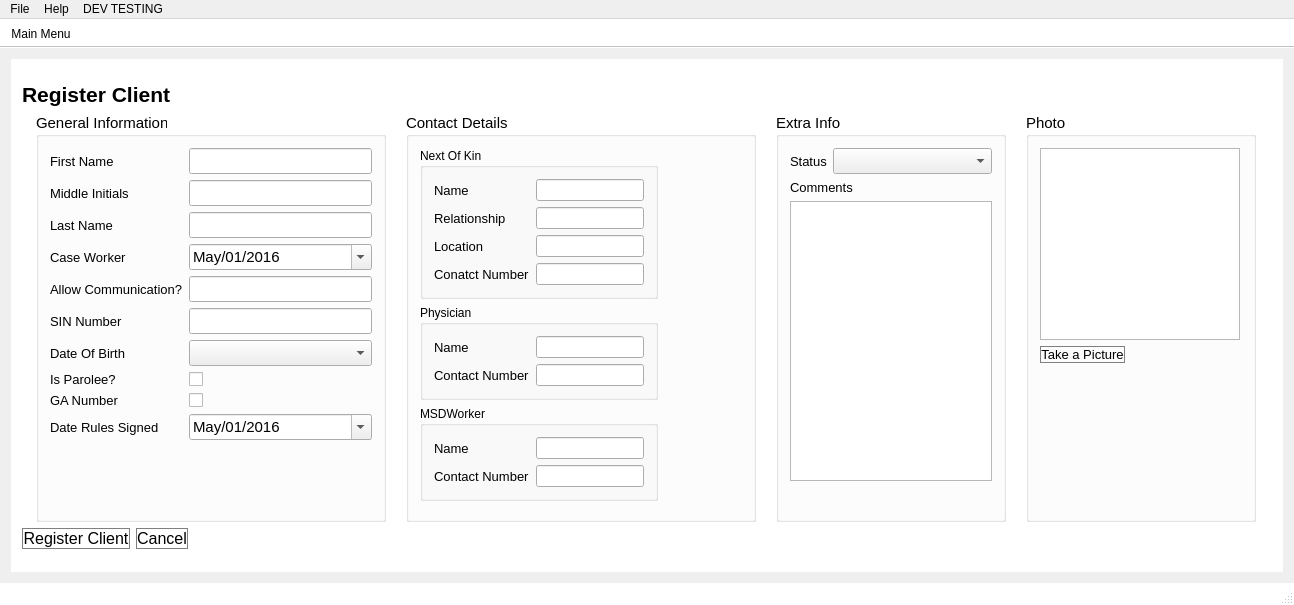
Before: the Qt Designer form ArcApp/mainwindow.ui in Arc-Project/Arc, drawn with Qt 5.
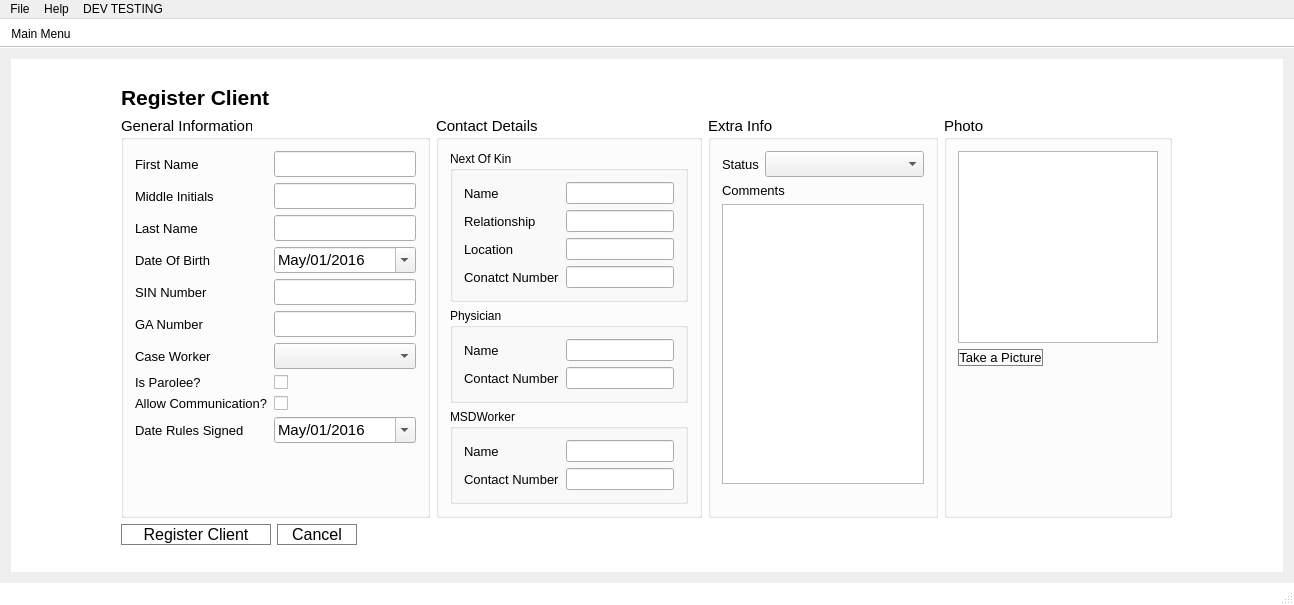
After: the same form once the commit is applied.

Commit message: register client - ui updated

What changed in the file:
```diff
--- a/ArcApp/mainwindow.ui
+++ b/ArcApp/mainwindow.ui
@@ -880,10 +880,17 @@
        </widget>
       </widget>
       <widget class="QWidget" name="registerClient">
+       <layout class="QGridLayout" name="gridLayout_10">
+        <item row="0" column="0">
+         <widget class="QWidget" name="widget" native="true">
+          <property name="sizePolicy">
+           <sizepolicy hsizetype="Fixed" vsizetype="Fixed">
+            <horstretch>0</horstretch>
+            <verstretch>0</verstretch>
+           </sizepolicy>
+          </property>
        <layout class="QGridLayout" name="gridLayout_9">
         <item row="0" column="0">
-         <layout class="QVBoxLayout" name="verticalLayout">
-          <item>
            <widget class="QLabel" name="label_19">
             <property name="sizePolicy">
              <sizepolicy hsizetype="Fixed" vsizetype="Fixed">
@@ -903,12 +910,12 @@
             </property>
            </widget>
           </item>
-          <item>
+           <item row="1" column="0">
            <layout class="QHBoxLayout" name="horizontalLayout_6">
             <item>
              <widget class="QGroupBox" name="groupBox_3">
               <property name="sizePolicy">
-               <sizepolicy hsizetype="Preferred" vsizetype="Ignored">
+                <sizepolicy hsizetype="Preferred" vsizetype="Minimum">
                 <horstretch>0</horstretch>
                 <verstretch>0</verstretch>
                </sizepolicy>
@@ -957,6 +964,9 @@
                    </property>
                   </widget>
                  </item>
+                  <item row="1" column="1">
+                   <widget class="QLineEdit" name="lineEdit_cl_mName"/>
+                  </item>
                  <item row="2" column="0">
                   <widget class="QLabel" name="label_cl_lName">
                    <property name="font">
@@ -969,93 +979,6 @@
                    </property>
                   </widget>
                  </item>
-                 <item row="3" column="0">
-                  <widget class="QLabel" name="label_cl_caseWorker">
-                   <property name="font">
-                    <font>
-                     <pointsize>10</pointsize>
-                    </font>
-                   </property>
-                   <property name="text">
-                    <string>Case Worker</string>
-                   </property>
-                  </widget>
-                 </item>
-                 <item row="4" column="0">
-                  <widget class="QLabel" name="label_cl_communication">
-                   <property name="font">
-                    <font>
-                     <pointsize>10</pointsize>
-                    </font>
-                   </property>
-                   <property name="text">
-                    <string>Allow Communication?</string>
-                   </property>
-                  </widget>
-                 </item>
-                 <item row="5" column="0">
-                  <widget class="QLabel" name="label_cl_SIN">
-                   <property name="font">
-                    <font>
-                     <pointsize>10</pointsize>
-                    </font>
-                   </property>
-                   <property name="text">
-                    <string>SIN Number</string>
-                   </property>
-                  </widget>
-                 </item>
-                 <item row="6" column="0">
-                  <widget class="QLabel" name="label_cl_dob">
-                   <property name="font">
-                    <font>
-                     <pointsize>10</pointsize>
-                    </font>
-                   </property>
-                   <property name="text">
-                    <string>Date Of Birth</string>
-                   </property>
-                  </widget>
-                 </item>
-                 <item row="7" column="0">
-                  <widget class="QLabel" name="label_cl_parolee">
-                   <property name="font">
-                    <font>
-                     <pointsize>10</pointsize>
-                    </font>
-                   </property>
-                   <property name="text">
-                    <string>Is Parolee?</string>
-                   </property>
-                  </widget>
-                 </item>
-                 <item row="8" column="0">
-                  <widget class="QLabel" name="label_cl_GANum">
-                   <property name="font">
-                    <font>
-                     <pointsize>10</pointsize>
-                    </font>
-                   </property>
-                   <property name="text">
-                    <string>GA Number</string>
-                   </property>
-                  </widget>
-                 </item>
-                 <item row="9" column="0">
-                  <widget class="QLabel" name="label_cl_ruleSign">
-                   <property name="font">
-                    <font>
-                     <pointsize>10</pointsize>
-                    </font>
-                   </property>
-                   <property name="text">
-                    <string>Date Rules Signed</string>
-                   </property>
-                  </widget>
-                 </item>
-                 <item row="1" column="1">
-                  <widget class="QLineEdit" name="lineEdit_cl_mName"/>
-                 </item>
                  <item row="2" column="1">
                   <widget class="QLineEdit" name="lineEdit_cl_lName"/>
                  </item>
@@ -1098,6 +1021,18 @@
                  <item row="6" column="1">
                   <widget class="QComboBox" name="comboBox_3"/>
                  </item>
+                  <item row="7" column="0">
+                   <widget class="QLabel" name="label_cl_parolee">
+                    <property name="font">
+                     <font>
+                      <pointsize>10</pointsize>
+                     </font>
+                    </property>
+                    <property name="text">
+                     <string>Is Parolee?</string>
+                    </property>
+                   </widget>
+                  </item>
                  <item row="7" column="1">
                   <widget class="QCheckBox" name="checkBox_cl_parolee">
                    <property name="text">
@@ -1112,6 +1047,18 @@
                    </property>
                   </widget>
                  </item>
+                  <item row="9" column="0">
+                   <widget class="QLabel" name="label_cl_ruleSign">
+                    <property name="font">
+                     <font>
+                      <pointsize>10</pointsize>
+                     </font>
+                    </property>
+                    <property name="text">
+                     <string>Date Rules Signed</string>
+                    </property>
+                   </widget>
+                  </item>
                  <item row="9" column="1">
                   <widget class="QDateEdit" name="dateEdit_cl_rulesign">
                    <property name="minimumSize">
@@ -1138,6 +1085,66 @@
                    </property>
                   </widget>
                  </item>
+                  <item row="8" column="0">
+                   <widget class="QLabel" name="label_cl_communication">
+                    <property name="font">
+                     <font>
+                      <pointsize>10</pointsize>
+                     </font>
+                    </property>
+                    <property name="text">
+                     <string>Allow Communication?</string>
+                    </property>
+                   </widget>
+                  </item>
+                  <item row="3" column="0">
+                   <widget class="QLabel" name="label_cl_dob">
+                    <property name="font">
+                     <font>
+                      <pointsize>10</pointsize>
+                     </font>
+                    </property>
+                    <property name="text">
+                     <string>Date Of Birth</string>
+                    </property>
+                   </widget>
+                  </item>
+                  <item row="6" column="0">
+                   <widget class="QLabel" name="label_cl_caseWorker">
+                    <property name="font">
+                     <font>
+                      <pointsize>10</pointsize>
+                     </font>
+                    </property>
+                    <property name="text">
+                     <string>Case Worker</string>
+                    </property>
+                   </widget>
+                  </item>
+                  <item row="4" column="0">
+                   <widget class="QLabel" name="label_cl_SIN">
+                    <property name="font">
+                     <font>
+                      <pointsize>10</pointsize>
+                     </font>
+                    </property>
+                    <property name="text">
+                     <string>SIN Number</string>
+                    </property>
+                   </widget>
+                  </item>
+                  <item row="5" column="0">
+                   <widget class="QLabel" name="label_cl_GANum">
+                    <property name="font">
+                     <font>
+                      <pointsize>10</pointsize>
+                     </font>
+                    </property>
+                    <property name="text">
+                     <string>GA Number</string>
+                    </property>
+                   </widget>
+                  </item>
                 </layout>
                </item>
               </layout>
@@ -1146,7 +1153,7 @@
             <item>
              <widget class="QGroupBox" name="groupBox_cl_contact">
               <property name="sizePolicy">
-               <sizepolicy hsizetype="Preferred" vsizetype="Ignored">
+                <sizepolicy hsizetype="Preferred" vsizetype="Minimum">
                 <horstretch>0</horstretch>
                 <verstretch>0</verstretch>
                </sizepolicy>
@@ -1290,9 +1297,6 @@
                    </layout>
                   </item>
                  </layout>
-                 <zorder>formLayoutWidget</zorder>
-                 <zorder>formLayoutWidget_2</zorder>
-                 <zorder>formLayoutWidget_3</zorder>
                 </widget>
                </item>
                <item row="2" column="0">
@@ -1349,7 +1353,7 @@
             <item>
              <widget class="QGroupBox" name="groupBox_cl_extra">
               <property name="sizePolicy">
-               <sizepolicy hsizetype="Preferred" vsizetype="Ignored">
+                <sizepolicy hsizetype="Preferred" vsizetype="Minimum">
                 <horstretch>0</horstretch>
                 <verstretch>0</verstretch>
                </sizepolicy>
@@ -1476,14 +1480,11 @@
                 </widget>
                </item>
               </layout>
-              <zorder>graphicsView_cl_pic</zorder>
-              <zorder>button_cl_takePic</zorder>
-              <zorder>button_cl_takePic</zorder>
              </widget>
             </item>
            </layout>
           </item>
-          <item>
+           <item row="2" column="0">
            <layout class="QHBoxLayout" name="horizontalLayout_5">
             <item>
              <widget class="QPushButton" name="button_register_client">
@@ -1493,6 +1494,12 @@
                 <verstretch>0</verstretch>
                </sizepolicy>
               </property>
+               <property name="minimumSize">
+                <size>
+                 <width>150</width>
+                 <height>0</height>
+                </size>
+               </property>
               <property name="font">
                <font>
                 <pointsize>12</pointsize>
@@ -1511,6 +1518,12 @@
                 <verstretch>0</verstretch>
                </sizepolicy>
               </property>
+               <property name="minimumSize">
+                <size>
+                 <width>80</width>
+                 <height>0</height>
+                </size>
+               </property>
               <property name="font">
                <font>
                 <pointsize>12</pointsize>
@@ -1537,6 +1550,7 @@
            </layout>
           </item>
          </layout>
+         </widget>
         </item>
        </layout>
       </widget>
```
Lines whose indentation alone changed are shown as unchanged.
